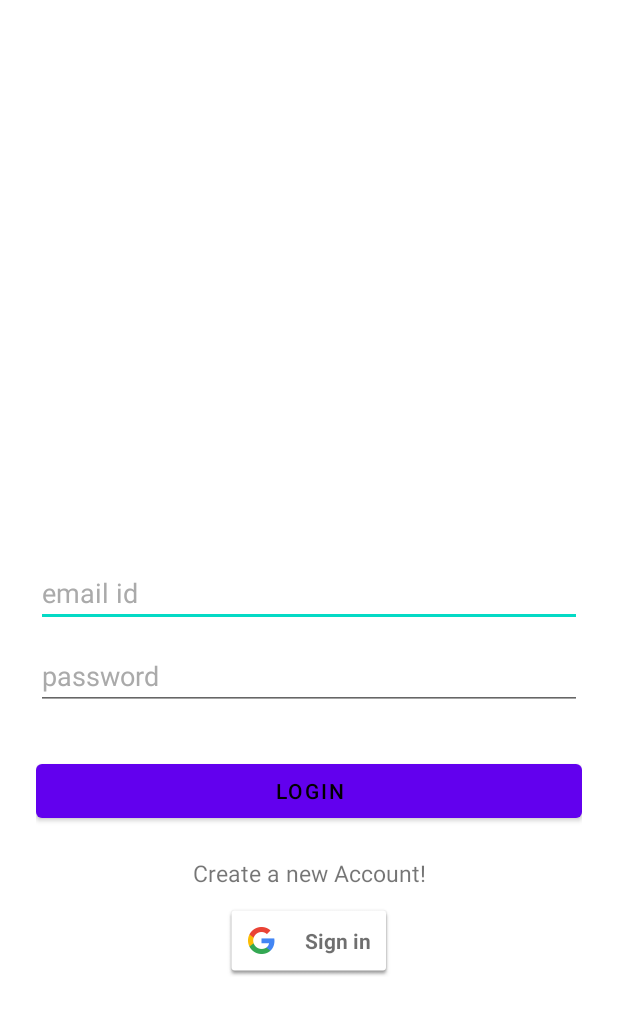
After one commit to satash007/StreetFoodTracker, an Android app: the layout sigin_activity.xml on its own in the app's theme, with its tools: preview values and no code run, on a phone screen of 412 x 824 dp. The commit adds this screen. Shown: the top 1014 px of the screen. Run offline under Robolectric (Android 15) with nearby library versions, the phone set to English and light mode, and no system bars.

Commit message:
Added signin activity

```diff
--- a/app/build.gradle
+++ b/app/build.gradle
@@ -41,6 +41,7 @@ dependencies {
     implementation 'androidx.navigation:navigation-fragment:2.3.5'
     implementation 'androidx.navigation:navigation-ui:2.3.5'
     implementation 'com.google.firebase:firebase-auth:19.2.0'
+    implementation 'com.google.android.gms:play-services-auth:19.0.0'
     testImplementation 'junit:junit:4.+'
     androidTestImplementation 'androidx.test.ext:junit:1.1.2'
     androidTestImplementation 'androidx.test.espresso:espresso-core:3.3.0'
--- /dev/null
+++ b/app/src/main/res/layout/sigin_activity.xml
@@ -0,0 +1,86 @@
+<?xml version="1.0" encoding="utf-8"?>
+<androidx.constraintlayout.widget.ConstraintLayout
+    xmlns:android="http://schemas.android.com/apk/res/android"
+    xmlns:tools="http://schemas.android.com/tools"
+    android:layout_width="match_parent"
+    android:layout_height="match_parent"
+    android:fitsSystemWindows="true">
+
+    <LinearLayout
+        android:layout_width="match_parent"
+        android:layout_height="match_parent"
+        android:gravity="center"
+        android:orientation="vertical"
+        android:padding="24dp">
+
+        <ImageView
+            android:layout_width="200dp"
+            android:layout_height="200dp"
+            android:layout_gravity="center"
+            android:contentDescription="@string/image"
+            android:minHeight="0dp"
+            android:minWidth="0dp"
+            android:scaleType="fitCenter" />
+
+
+        <EditText
+            android:id="@+id/email"
+            android:layout_width="match_parent"
+            android:layout_height="wrap_content"
+            android:layout_marginBottom="10dp"
+            android:hint="@string/email_id"
+            android:inputType="textEmailAddress"
+            android:textColor="@android:color/black"
+            android:textColorHint="@android:color/darker_gray" />
+
+
+        <EditText
+            android:id="@+id/password"
+            android:layout_width="fill_parent"
+            android:layout_height="wrap_content"
+            android:layout_marginBottom="10dp"
+            android:hint="@string/password"
+            android:inputType="textPassword"
+            android:textColor="@android:color/black"
+            android:textColorHint="@android:color/darker_gray" />
+
+        <!-- Login Button -->
+        <Button
+            android:id="@+id/ah_login"
+            android:layout_width="fill_parent"
+            android:layout_height="wrap_content"
+            android:layout_marginTop="20dip"
+            android:text="@string/login"
+            android:textColor="@android:color/black" />
+
+        <TextView
+            android:gravity="center"
+            android:id="@+id/sign_in_button"
+            android:layout_width="fill_parent"
+            android:layout_height="wrap_content"
+            android:layout_marginTop="20dip"
+            android:background="@null"
+            android:text="@string/create_a_new_account"
+            android:textAllCaps="false"
+            android:textSize="15sp" />
+
+        <com.google.android.gms.common.SignInButton
+            android:paddingTop="10dp"
+            android:id="@+id/sign_in_google"
+            android:layout_width="wrap_content"
+            android:layout_height="wrap_content" />
+
+    </LinearLayout>
+
+
+
+    <ProgressBar
+        android:id="@+id/progressBar"
+        android:layout_width="20dp"
+        android:layout_height="20dp"
+        android:layout_gravity="center|bottom"
+        android:layout_marginBottom="20dp"
+        android:visibility="gone"
+        tools:ignore="MissingConstraints" />
+
+</androidx.constraintlayout.widget.ConstraintLayout>
--- a/app/src/main/res/values/strings.xml
+++ b/app/src/main/res/values/strings.xml
@@ -10,4 +10,11 @@
     <string name="menu_home">Home</string>
     <string name="menu_gallery">Gallery</string>
     <string name="menu_slideshow">Slideshow</string>
+
+    <string name="email_id">email id</string>
+    <string name="password">password</string>
+    <string name="login">Login</string>
+    <string name="failed">Authentication failed</string>
+    <string name="image">image</string>
+    <string name="create_a_new_account">Create a new Account!</string>
 </resources>
--- a/build.gradle
+++ b/build.gradle
@@ -5,7 +5,7 @@ buildscript {
         mavenCentral()
     }
     dependencies {
-        classpath "com.android.tools.build:gradle:7.0.3"
+        classpath 'com.android.tools.build:gradle:7.0.4'
         classpath 'com.google.gms:google-services:4.3.3'
 
         // NOTE: Do not place your application dependencies here; they belong
```
Also changed, not shown: app/src/main/java/com/info3604/streetfoodtracker/ui/user/signin.java (added, +197 -0 lines).
